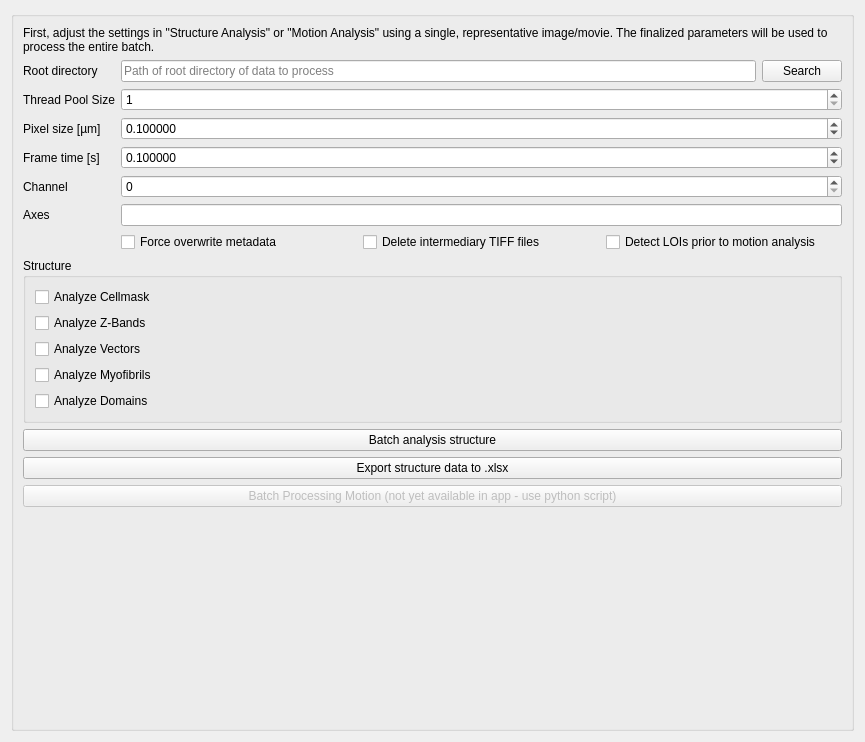
This is sarcasm_app/ui-files/parameters_batch_processing.ui in danihae/SarcAsM as Qt 5 draws it before an edit. The edited form follows.
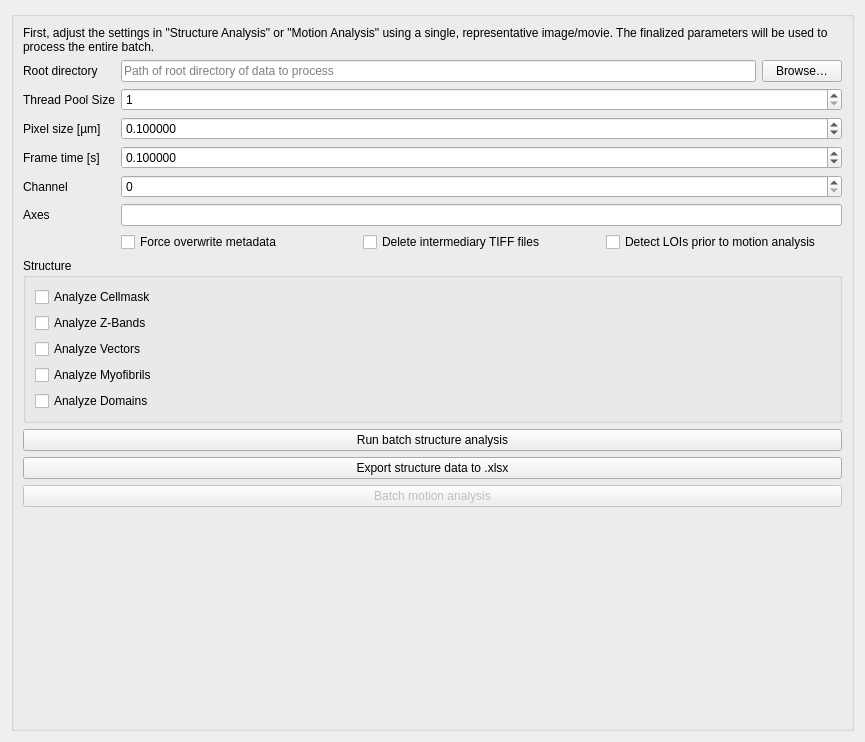
This is the edited form.

Diff of the .ui file:
```diff
--- a/sarcasm_app/ui-files/parameters_batch_processing.ui
+++ b/sarcasm_app/ui-files/parameters_batch_processing.ui
@@ -52,7 +52,7 @@
         <item>
          <widget class="QPushButton" name="btn_search">
           <property name="text">
-           <string>Search</string>
+           <string>Browse…</string>
           </property>
          </widget>
         </item>
@@ -237,7 +237,7 @@
          <string>Start batch processing structure</string>
         </property>
         <property name="text">
-         <string>Batch analysis structure</string>
+         <string>Run batch structure analysis</string>
         </property>
        </widget>
       </item>
@@ -250,7 +250,7 @@
          <string>Start batch processing motion</string>
         </property>
         <property name="text">
-         <string>Batch Processing Motion (not yet available in app - use python script)</string>
+         <string>Batch motion analysis</string>
         </property>
        </widget>
       </item>
```
Left out of the diff: 2 changed lines with no effect on the pictures.
